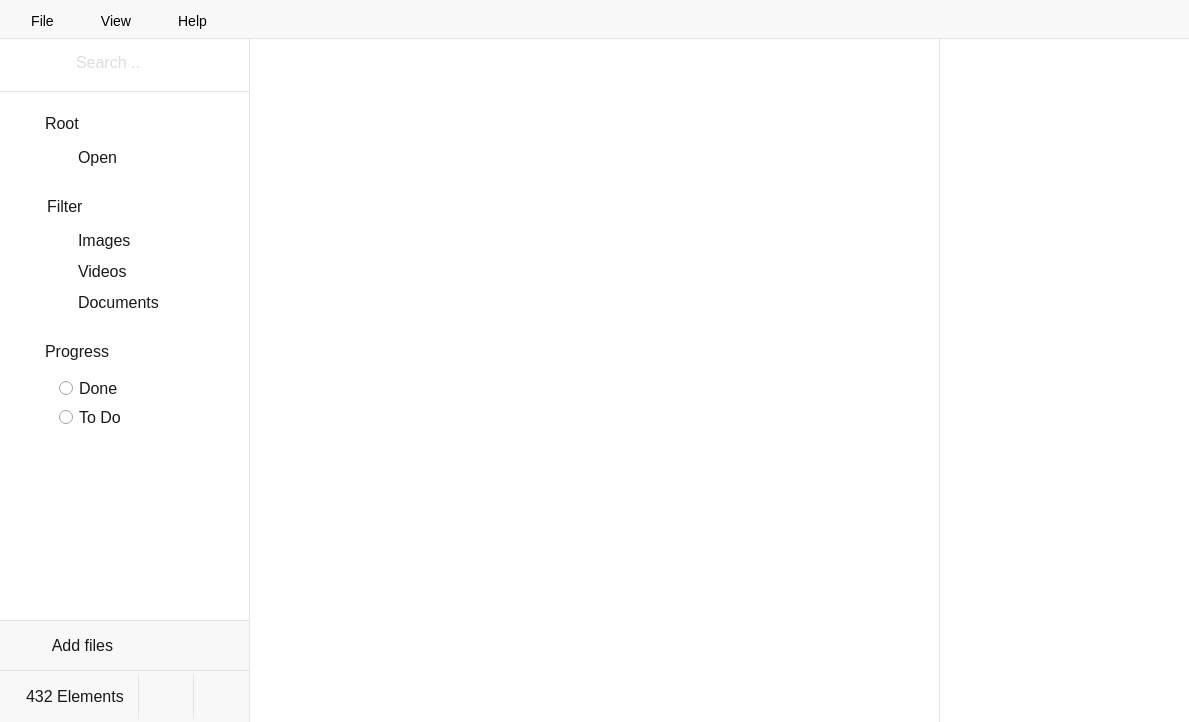
Old version of the form src/mainwindow.ui in the repository Gitnoter/vemoria2.
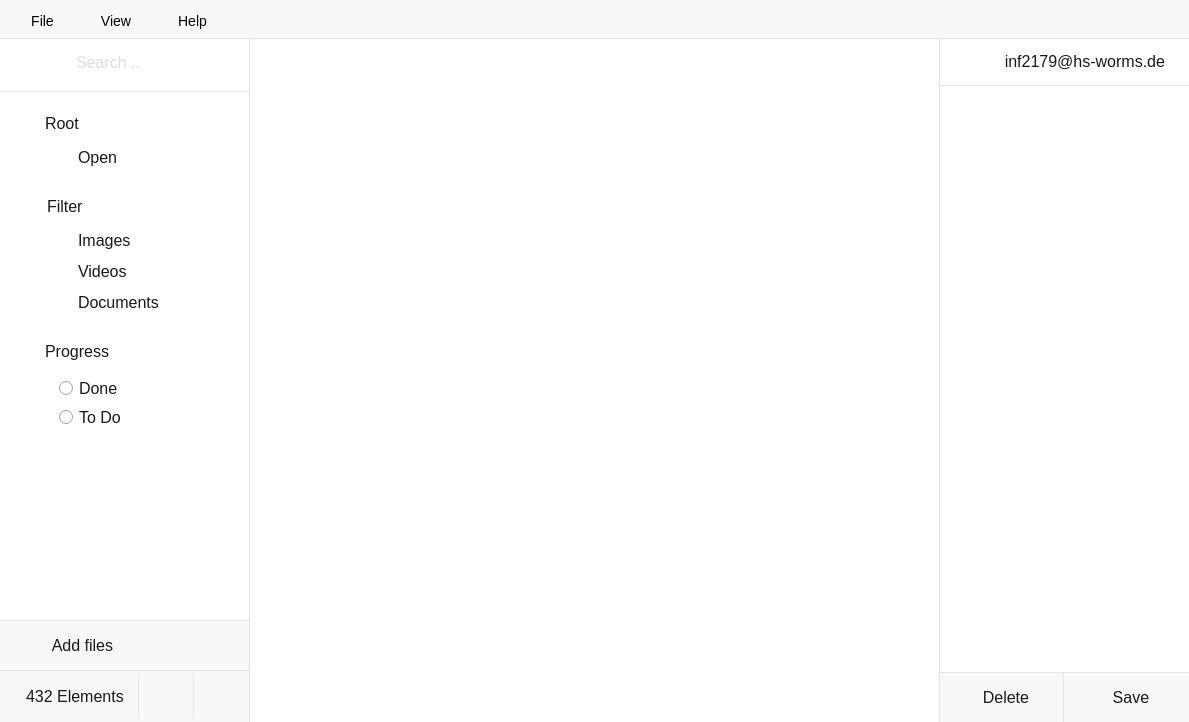
New version of the form. Icons and pictures are not drawn.

Patch:
```diff
--- a/src/mainwindow.ui
+++ b/src/mainwindow.ui
@@ -1147,6 +1147,14 @@
 	background-color:#FFF;
 	border-left:1px solid #e3e3e3;
 	border-top:1px solid #e3e3e3;
+}
+
+QLabel{
+color:#191919;
+font-size:16px;
+font-weight:regular;
+padding-right:20px;
+font-family: 'Source Sans Pro';
 }</string>
         </property>
         <layout class="QGridLayout" name="gridLayout_8">
@@ -1165,6 +1173,289 @@
          <property name="spacing">
           <number>0</number>
          </property>
+         <item row="0" column="0">
+          <layout class="QVBoxLayout" name="verticalLayout_2">
+           <property name="spacing">
+            <number>0</number>
+           </property>
+           <item alignment="Qt::AlignTop">
+            <widget class="QWidget" name="gridDetailWidgetTop" native="true">
+             <property name="minimumSize">
+              <size>
+               <width>0</width>
+               <height>200</height>
+              </size>
+             </property>
+             <layout class="QGridLayout" name="gridLayout_4">
+              <property name="leftMargin">
+               <number>0</number>
+              </property>
+              <property name="topMargin">
+               <number>0</number>
+              </property>
+              <property name="rightMargin">
+               <number>0</number>
+              </property>
+              <property name="bottomMargin">
+               <number>0</number>
+              </property>
+              <property name="spacing">
+               <number>0</number>
+              </property>
+              <item row="0" column="0" alignment="Qt::AlignTop">
+               <widget class="QWidget" name="verticalWidget_2" native="true">
+                <property name="minimumSize">
+                 <size>
+                  <width>0</width>
+                  <height>0</height>
+                 </size>
+                </property>
+                <layout class="QGridLayout" name="gridLayout_21">
+                 <property name="leftMargin">
+                  <number>0</number>
+                 </property>
+                 <property name="topMargin">
+                  <number>0</number>
+                 </property>
+                 <property name="rightMargin">
+                  <number>0</number>
+                 </property>
+                 <property name="bottomMargin">
+                  <number>0</number>
+                 </property>
+                 <property name="spacing">
+                  <number>0</number>
+                 </property>
+                 <item row="0" column="0">
+                  <widget class="QGroupBox" name="groupBox_9">
+                   <property name="title">
+                    <string/>
+                   </property>
+                   <property name="alignment">
+                    <set>Qt::AlignLeading|Qt::AlignLeft|Qt::AlignTop</set>
+                   </property>
+                   <layout class="QGridLayout" name="gridLayout_20">
+                    <property name="leftMargin">
+                     <number>0</number>
+                    </property>
+                    <property name="topMargin">
+                     <number>0</number>
+                    </property>
+                    <property name="rightMargin">
+                     <number>0</number>
+                    </property>
+                    <property name="bottomMargin">
+                     <number>0</number>
+                    </property>
+                    <property name="spacing">
+                     <number>0</number>
+                    </property>
+                    <item row="0" column="0">
+                     <layout class="QVBoxLayout" name="verticalLayout_5">
+                      <property name="spacing">
+                       <number>0</number>
+                      </property>
+                      <item>
+                       <widget class="QLabel" name="accLabel">
+                        <property name="maximumSize">
+                         <size>
+                          <width>16777215</width>
+                          <height>50</height>
+                         </size>
+                        </property>
+                        <property name="styleSheet">
+                         <string notr="true">#accLabel{
+	margin-top:14px;
+	margin-bottom:14px;
+}</string>
+                        </property>
+                        <property name="text">
+                         <string>inf2179@hs-worms.de</string>
+                        </property>
+                        <property name="alignment">
+                         <set>Qt::AlignRight|Qt::AlignTrailing|Qt::AlignVCenter</set>
+                        </property>
+                       </widget>
+                      </item>
+                      <item>
+                       <widget class="Line" name="line">
+                        <property name="maximumSize">
+                         <size>
+                          <width>16777215</width>
+                          <height>1</height>
+                         </size>
+                        </property>
+                        <property name="styleSheet">
+                         <string notr="true">background-color:#e3e3e3;
+border:none;</string>
+                        </property>
+                        <property name="orientation">
+                         <enum>Qt::Horizontal</enum>
+                        </property>
+                       </widget>
+                      </item>
+                     </layout>
+                    </item>
+                   </layout>
+                  </widget>
+                 </item>
+                </layout>
+               </widget>
+              </item>
+              <item row="1" column="0">
+               <widget class="QLabel" name="previewPic">
+                <property name="styleSheet">
+                 <string notr="true">padding:10px;</string>
+                </property>
+                <property name="text">
+                 <string/>
+                </property>
+               </widget>
+              </item>
+             </layout>
+            </widget>
+           </item>
+           <item>
+            <widget class="QWidget" name="gridDetailBottomWidget" native="true">
+             <property name="sizePolicy">
+              <sizepolicy hsizetype="Preferred" vsizetype="Preferred">
+               <horstretch>0</horstretch>
+               <verstretch>0</verstretch>
+              </sizepolicy>
+             </property>
+             <property name="maximumSize">
+              <size>
+               <width>16777215</width>
+               <height>50</height>
+              </size>
+             </property>
+             <property name="styleSheet">
+              <string notr="true">#gridDetailBottomWidget{
+border:none;
+background-color:none;
+border-top:1px solid #e3e3e3;
+background-color:#f8f8f8;
+}</string>
+             </property>
+             <layout class="QGridLayout" name="gridLayout_17">
+              <property name="leftMargin">
+               <number>0</number>
+              </property>
+              <property name="topMargin">
+               <number>0</number>
+              </property>
+              <property name="rightMargin">
+               <number>0</number>
+              </property>
+              <property name="bottomMargin">
+               <number>0</number>
+              </property>
+              <property name="spacing">
+               <number>0</number>
+              </property>
+              <item row="0" column="0">
+               <layout class="QHBoxLayout" name="horizontalLayout_3">
+                <property name="spacing">
+                 <number>0</number>
+                </property>
+                <item>
+                 <widget class="QPushButton" name="deleteBtn">
+                  <property name="sizePolicy">
+                   <sizepolicy hsizetype="Minimum" vsizetype="Expanding">
+                    <horstretch>0</horstretch>
+                    <verstretch>0</verstretch>
+                   </sizepolicy>
+                  </property>
+                  <property name="cursor">
+                   <cursorShape>PointingHandCursor</cursorShape>
+                  </property>
+                  <property name="styleSheet">
+                   <string notr="true">#deleteBtn{
+border:none;
+background-color:none;
+border-right:1px solid #e3e3e3;
+padding-right:1px;
+border-left:1px solid #e3e3e3;
+padding-left:1px;
+}
+
+#deleteBtn:hover{
+	background-color:#eeeeee;
+}
+
+#deleteBtn:hover:pressed
+{
+  border: 1px solid #1ca3c4;
+}
+</string>
+                  </property>
+                  <property name="text">
+                   <string>  Delete</string>
+                  </property>
+                  <property name="icon">
+                   <iconset>
+                    <normaloff>../../../pic/trash.png</normaloff>../../../pic/trash.png</iconset>
+                  </property>
+                  <property name="iconSize">
+                   <size>
+                    <width>18</width>
+                    <height>23</height>
+                   </size>
+                  </property>
+                  <property name="flat">
+                   <bool>true</bool>
+                  </property>
+                 </widget>
+                </item>
+                <item>
+                 <widget class="QPushButton" name="saveBtn">
+                  <property name="sizePolicy">
+                   <sizepolicy hsizetype="Minimum" vsizetype="Expanding">
+                    <horstretch>0</horstretch>
+                    <verstretch>0</verstretch>
+                   </sizepolicy>
+                  </property>
+                  <property name="cursor">
+                   <cursorShape>PointingHandCursor</cursorShape>
+                  </property>
+                  <property name="styleSheet">
+                   <string notr="true">QPushButton:hover:!pressed
+{
+  	background-color:#eeeeee;
+}
+
+QPushButton:hover:pressed
+{
+  border: 1px solid #1ca3c4;
+}
+
+</string>
+                  </property>
+                  <property name="text">
+                   <string>  Save</string>
+                  </property>
+                  <property name="icon">
+                   <iconset>
+                    <normaloff>../../../pic/ok.png</normaloff>../../../pic/ok.png</iconset>
+                  </property>
+                  <property name="iconSize">
+                   <size>
+                    <width>18</width>
+                    <height>18</height>
+                   </size>
+                  </property>
+                  <property name="flat">
+                   <bool>true</bool>
+                  </property>
+                 </widget>
+                </item>
+               </layout>
+              </item>
+             </layout>
+            </widget>
+           </item>
+          </layout>
+         </item>
         </layout>
        </widget>
       </item>
```
Left out of the diff: 36 changed lines with no effect on the pictures.
